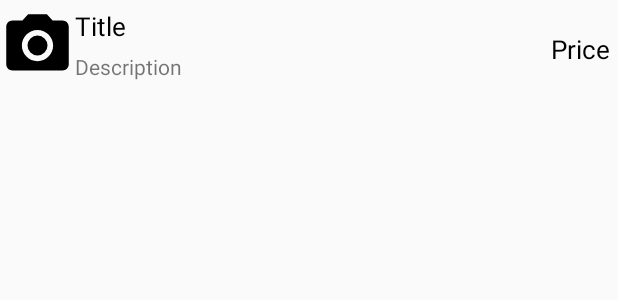
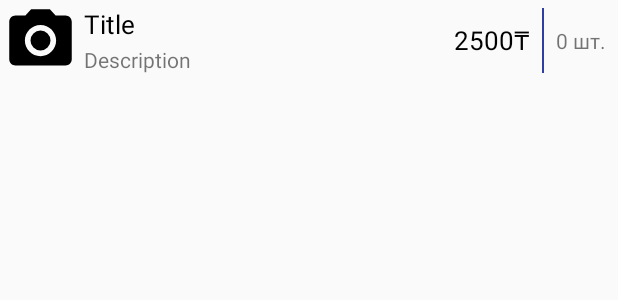
Before and after one commit to RustamIbragimov/MegaFood, an Android app: the layout menu_item.xml on its own in the app's theme, with its tools: preview values and no code run, on a phone screen of 412 x 824 dp. Shown: the top 300 px of the screen. Run offline under Robolectric (Android 15) with nearby library versions, the light colour scheme and no system bars.

Commit message:
Нормальное меню, почти

```diff
--- a/app/src/main/res/layout/content_main.xml
+++ b/app/src/main/res/layout/content_main.xml
@@ -5,10 +5,6 @@
     android:id="@+id/main_placeholder"
     android:layout_width="match_parent"
     android:layout_height="match_parent"
-    android:paddingBottom="@dimen/activity_vertical_margin"
-    android:paddingLeft="@dimen/activity_horizontal_margin"
-    android:paddingRight="@dimen/activity_horizontal_margin"
-    android:paddingTop="@dimen/activity_vertical_margin"
     app:layout_behavior="@string/appbar_scrolling_view_behavior"
     tools:context="rustam.megafood3.MainActivity"
     tools:showIn="@layout/app_bar_main">
--- a/app/src/main/res/layout/menu_item.xml
+++ b/app/src/main/res/layout/menu_item.xml
@@ -1,46 +1,66 @@
 <?xml version="1.0" encoding="utf-8"?>
-<RelativeLayout xmlns:android="http://schemas.android.com/apk/res/android"
-    android:orientation="vertical" android:layout_width="match_parent"
-    android:layout_height="match_parent"
-    android:paddingTop="5dp"
-    android:paddingBottom="5dp">
+<LinearLayout xmlns:android="http://schemas.android.com/apk/res/android"
+    android:layout_width="match_parent"
+    android:layout_height="wrap_content"
+    android:orientation="horizontal">
+
 
     <ImageView
+        android:id="@+id/menu_item_image"
         android:layout_width="50dp"
         android:layout_height="50dp"
-        android:id="@+id/menu_item_image"
-        android:src="@drawable/ic_menu_camera"
-        android:layout_alignParentStart="true"
-        android:layout_alignParentTop="true" />
+        android:layout_margin="2dp"
+        android:src="@drawable/ic_menu_camera" />
+
+    <LinearLayout
+        android:layout_width="wrap_content"
+        android:layout_height="wrap_content"
+        android:layout_gravity="center_vertical"
+        android:layout_margin="2dp"
+        android:layout_weight="1"
+        android:orientation="vertical">
+
+        <TextView
+            android:id="@+id/menu_item_title"
+            android:layout_width="wrap_content"
+            android:layout_height="wrap_content"
+            android:text="Title"
+            android:textColor="#000000"
+            android:textSize="17sp" />
+
+        <TextView
+            android:id="@+id/menu_item_desc"
+            android:layout_width="wrap_content"
+            android:layout_height="wrap_content"
+            android:layout_marginTop="2dp"
+            android:text="Description" />
+
+    </LinearLayout>
+
+    <TextView
+        android:id="@+id/price_text_view"
+        android:layout_width="wrap_content"
+        android:layout_height="wrap_content"
+        android:layout_gravity="center_vertical"
+        android:text="2500₸"
+        android:textColor="#000000"
+        android:textSize="17sp" />
+
+    <View
+        android:layout_width="1dp"
+        android:layout_height="match_parent"
+        android:background="@color/colorPrimaryDark"
+        android:layout_marginLeft="8dp"
+        android:layout_marginRight="8dp"
+        android:layout_marginTop="5dp"
+        android:layout_marginBottom="5dp" />
 
     <TextView
         android:layout_width="wrap_content"
         android:layout_height="wrap_content"
-        android:text="Title"
-        android:id="@+id/menu_item_title"
-        android:layout_alignParentTop="true"
-        android:layout_toEndOf="@+id/menu_item_image"
-        android:textSize="17sp"
-        android:textColor="#000000" />
+        android:text="0 шт."
+        android:id="@+id/amount_text_view"
+        android:layout_gravity="center_vertical"
+        android:layout_marginRight="8dp" />
 
-    <TextView
-        android:layout_width="wrap_content"
-        android:layout_height="wrap_content"
-        android:text="Description"
-        android:id="@+id/menu_item_desc"
-        android:layout_below="@+id/menu_item_title"
-        android:layout_toEndOf="@+id/menu_item_image"
-        android:layout_marginTop="5dp" />
-
-    <TextView
-        android:layout_width="wrap_content"
-        android:layout_height="wrap_content"
-        android:text="Price"
-        android:id="@+id/menu_item_price"
-        android:textSize="17sp"
-        android:layout_alignParentEnd="true"
-        android:layout_marginTop="15dp"
-        android:layout_marginRight="5dp"
-        android:textColor="#000000" />
-
-</RelativeLayout>
+</LinearLayout>
```
Also changed, not shown: app/src/main/java/rustam/megafood3/BasketActivity.java (+0 -8 lines), app/src/main/java/rustam/megafood3/MenuFragment.java (+15 -19 lines), app/src/main/java/rustam/megafood3/model/MenuAdapter.java (deleted, +0 -76 lines), app/src/main/java/rustam/megafood3/model/MenuData.java (+31 -4 lines), app/src/main/java/rustam/megafood3/model/RecyclerItemClickListener.java (deleted, +0 -41 lines), app/src/main/res/layout/fragment_menu.xml (+6 -6 lines), 2 other files.
